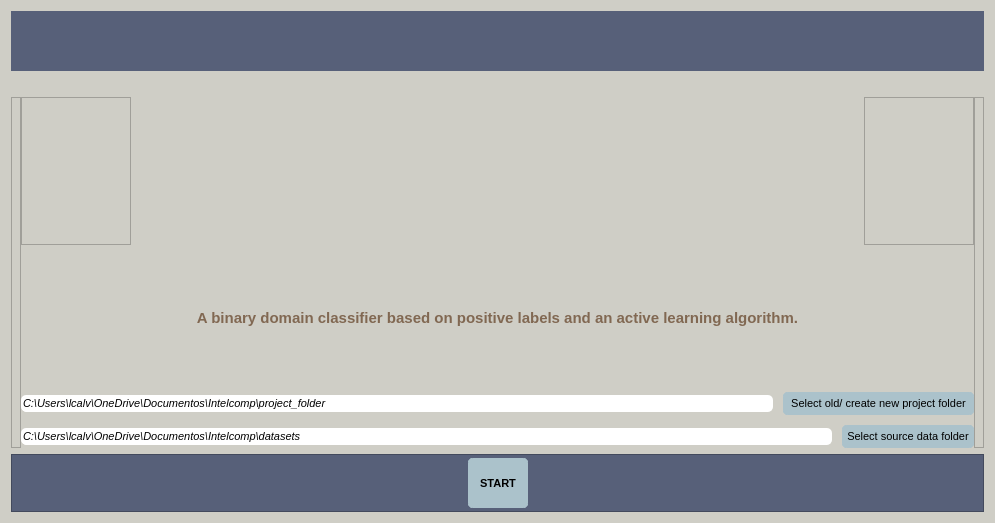
Before: the Qt Designer form UIs/menuConfig.ui in IntelCompH2020/domain_classification, drawn with Qt 5.
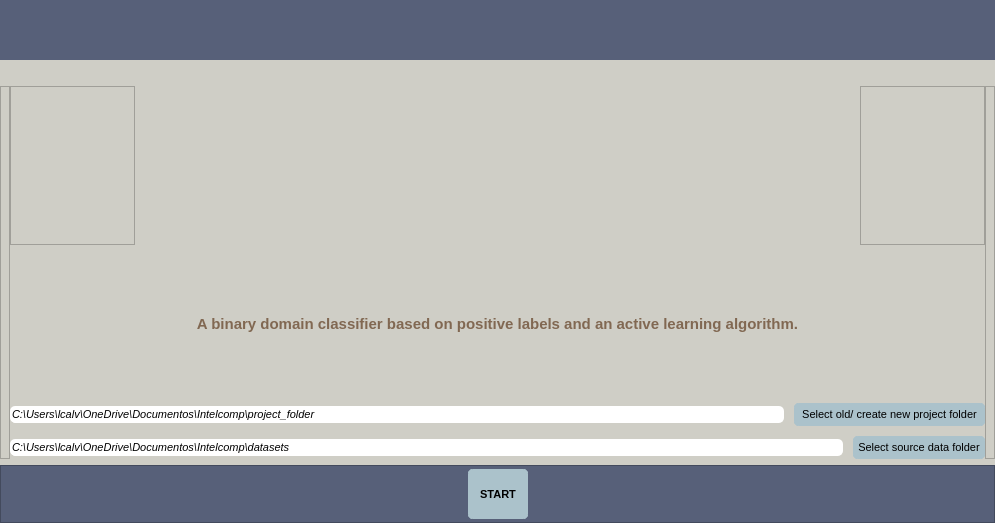
After: the same form once the commit is applied. Icons and pictures are not drawn.

```diff
--- a/UIs/menuConfig.ui
+++ b/UIs/menuConfig.ui
@@ -17,6 +17,18 @@
    <string notr="true">background-color: #CFCEC6;</string>
   </property>
   <layout class="QVBoxLayout" name="verticalLayout_5">
+   <property name="leftMargin">
+    <number>0</number>
+   </property>
+   <property name="topMargin">
+    <number>0</number>
+   </property>
+   <property name="rightMargin">
+    <number>0</number>
+   </property>
+   <property name="bottomMargin">
+    <number>0</number>
+   </property>
    <item>
     <layout class="QVBoxLayout" name="verticalLayout_4">
      <item>
@@ -115,7 +127,7 @@
                </property>
                <property name="minimumSize">
                 <size>
-                 <width>110</width>
+                 <width>125</width>
                  <height>0</height>
                 </size>
                </property>
@@ -168,7 +180,7 @@
                </property>
                <property name="minimumSize">
                 <size>
-                 <width>110</width>
+                 <width>125</width>
                  <height>0</height>
                 </size>
                </property>
```
